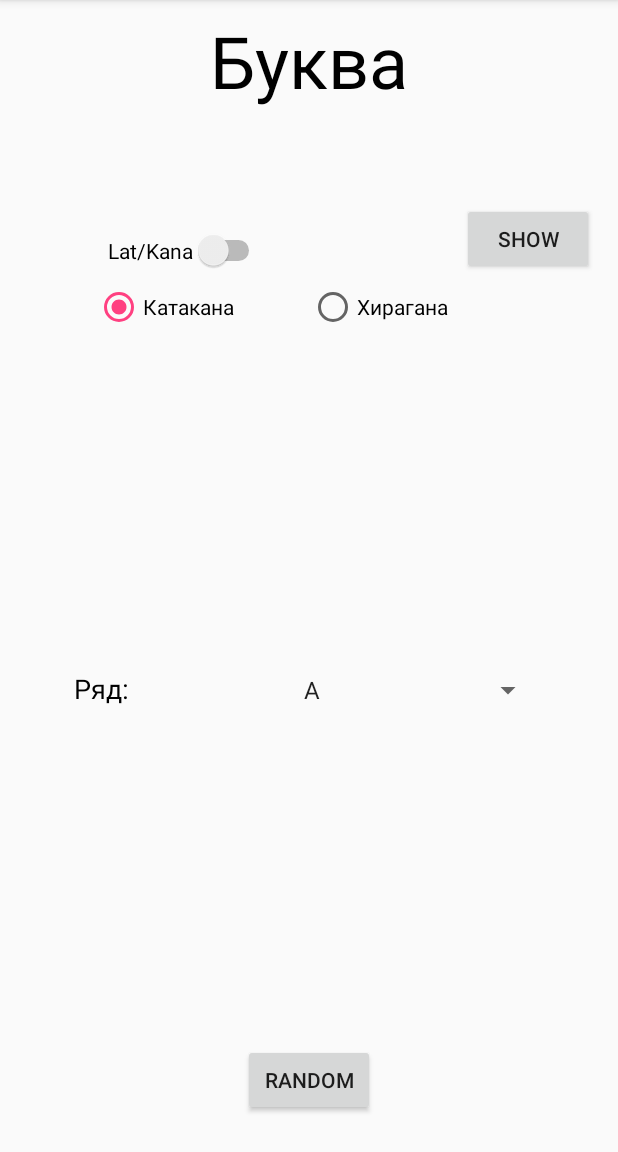
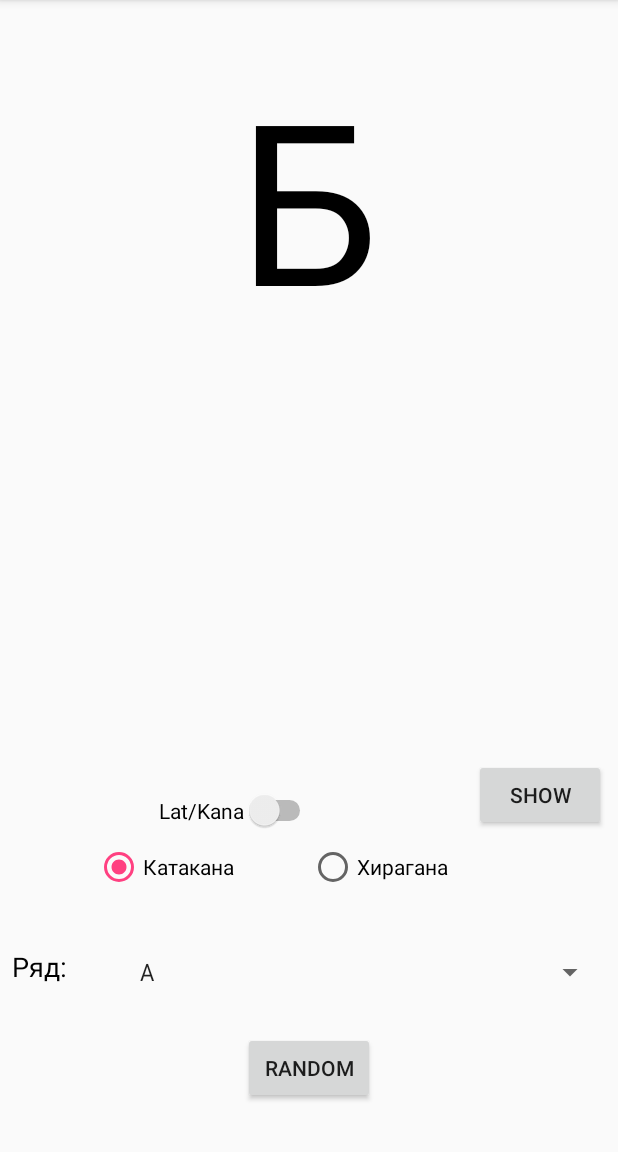
Before and after one commit to dancho12/KanaRand_old, an Android app: the screen it shows after launch (MainActivity), on a phone screen of 412 x 824 dp, the part 84-1236 px from its top. Run offline under Robolectric (Android 15) with nearby library versions, the phone set to English and light mode, and no system bars; 1 statement that could not run was skipped.

Commit message:
Исправил рандом и сделал красиво

```diff
--- a/app/src/main/res/layout/activity_main.xml
+++ b/app/src/main/res/layout/activity_main.xml
@@ -11,7 +11,9 @@
         android:id="@+id/button3"
         android:layout_width="wrap_content"
         android:layout_height="wrap_content"
-        android:layout_marginBottom="24dp"
+        android:layout_marginBottom="32dp"
+        android:layout_marginEnd="8dp"
+        android:layout_marginStart="8dp"
         android:onClick="fu"
         android:text="Random"
         app:layout_constraintBottom_toBottomOf="parent"
@@ -20,39 +22,41 @@
 
     <TextView
         android:id="@+id/textView2"
-        android:layout_width="163dp"
-        android:layout_height="0dp"
-        android:layout_marginBottom="6dp"
-        android:layout_marginTop="8dp"
-        android:text="Буква"
+        android:layout_width="0dp"
+        android:layout_height="260dp"
+        android:layout_marginEnd="8dp"
+        android:layout_marginStart="8dp"
+        android:layout_marginTop="32dp"
+        android:text="Б"
         android:textAlignment="center"
         android:textColor="@android:color/background_dark"
-        android:textSize="48sp"
-        app:layout_constraintBottom_toTopOf="@+id/button4"
+        android:textSize="150sp"
         app:layout_constraintEnd_toEndOf="parent"
         app:layout_constraintStart_toStartOf="parent"
         app:layout_constraintTop_toTopOf="parent" />
 
     <Spinner
         android:id="@+id/kana_select"
-        android:layout_width="168dp"
+        android:layout_width="0dp"
         android:layout_height="32dp"
-        android:layout_marginBottom="92dp"
-        android:layout_marginEnd="49dp"
-        android:layout_marginTop="93dp"
+        android:layout_marginBottom="24dp"
+        android:layout_marginEnd="8dp"
         app:layout_constraintBottom_toTopOf="@+id/button3"
         app:layout_constraintEnd_toEndOf="parent"
-        app:layout_constraintTop_toBottomOf="@+id/radioGroup" />
+        app:layout_constraintStart_toEndOf="@+id/textView4" />
 
     <TextView
         android:id="@+id/textView4"
         android:layout_width="77dp"
         android:layout_height="32dp"
-        android:layout_marginStart="49dp"
+        android:layout_marginBottom="24dp"
+        android:layout_marginStart="8dp"
         android:text="Ряд:"
         android:textColor="@android:color/black"
         android:textSize="18sp"
-        app:layout_constraintBaseline_toBaselineOf="@+id/kana_select"
+        app:layout_constraintBottom_toTopOf="@+id/button3"
+        app:layout_constraintEnd_toStartOf="@+id/kana_select"
+        app:layout_constraintHorizontal_chainStyle="packed"
         app:layout_constraintStart_toStartOf="parent" />
 
     <Switch
@@ -60,33 +64,35 @@
         android:layout_width="wrap_content"
         android:layout_height="wrap_content"
         android:layout_marginBottom="8dp"
+        android:layout_marginEnd="8dp"
+        android:layout_marginStart="8dp"
         android:text="Lat/Kana"
         app:layout_constraintBottom_toTopOf="@+id/radioGroup"
-        app:layout_constraintEnd_toStartOf="@+id/textView2"
-        app:layout_constraintStart_toStartOf="@+id/textView2" />
+        app:layout_constraintEnd_toStartOf="@+id/button4"
+        app:layout_constraintStart_toStartOf="parent" />
 
     <Button
         android:id="@+id/button4"
         android:layout_width="wrap_content"
         android:layout_height="wrap_content"
-        android:layout_marginEnd="16dp"
-        android:layout_marginTop="135dp"
+        android:layout_marginBottom="8dp"
+        android:layout_marginEnd="8dp"
         android:onClick="show"
         android:text="Show"
-        app:layout_constraintEnd_toEndOf="parent"
-        app:layout_constraintTop_toTopOf="parent" />
+        app:layout_constraintBottom_toTopOf="@+id/radioGroup"
+        app:layout_constraintEnd_toEndOf="parent" />
 
     <RadioGroup
         android:id="@+id/radioGroup"
         android:layout_width="0dp"
         android:layout_height="34dp"
+        android:layout_marginBottom="36dp"
         android:layout_marginEnd="63dp"
         android:layout_marginStart="63dp"
-        android:layout_marginTop="5dp"
         android:orientation="horizontal"
+        app:layout_constraintBottom_toTopOf="@+id/textView4"
         app:layout_constraintEnd_toEndOf="parent"
-        app:layout_constraintStart_toStartOf="parent"
-        app:layout_constraintTop_toBottomOf="@+id/button4">
+        app:layout_constraintStart_toStartOf="parent">
 
         <RadioButton
             android:id="@+id/radioButton1"
```
Also changed, not shown: app/src/main/res/raw/a.txt (+5 -5 lines), app/src/main/res/raw/ka.txt (+5 -5 lines), 17 other files.
